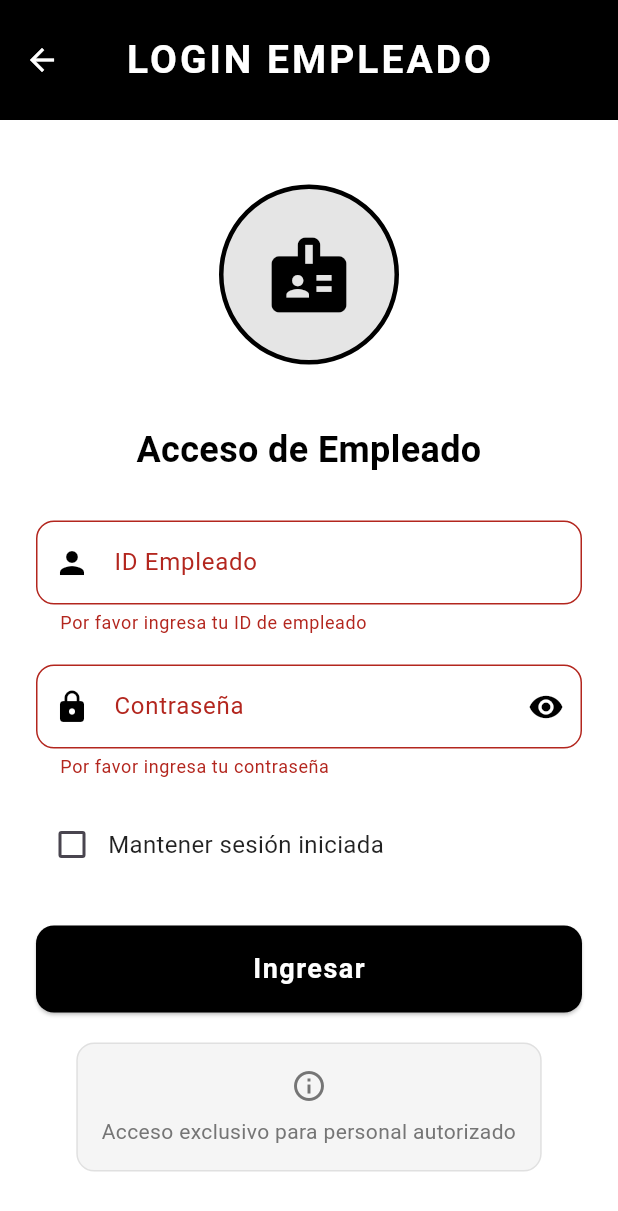
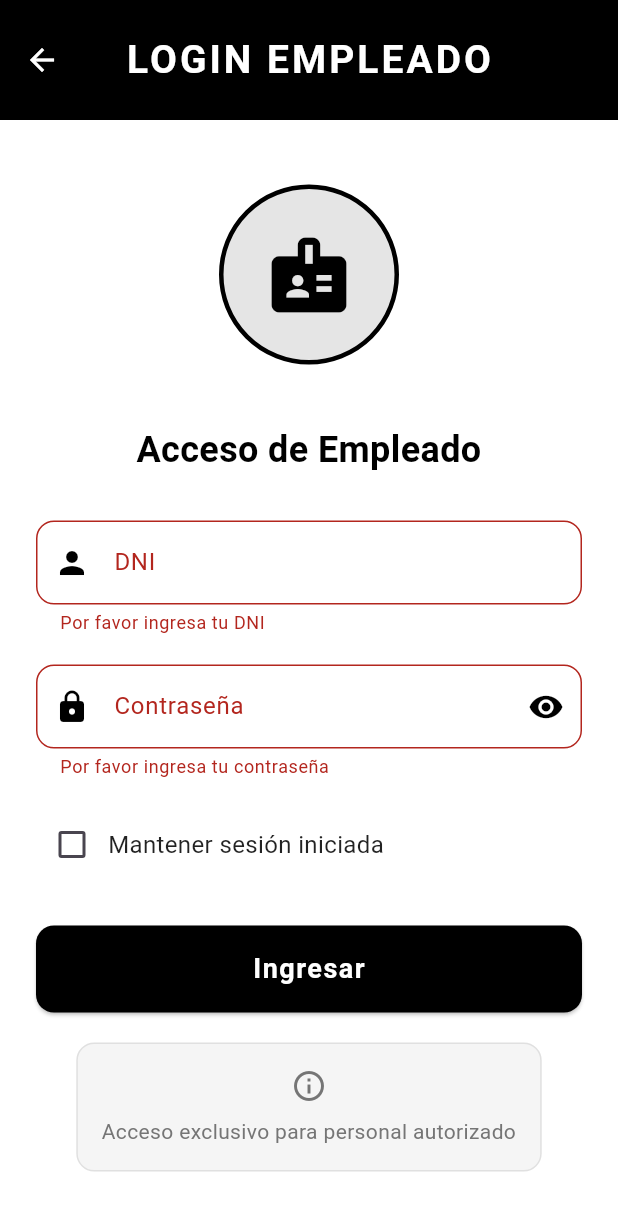
Before and after one commit to DevSaul17/Figthters_gym_app1, a Flutter app: the LoginEmpleadoScreen screen opened directly, after a tap on "Ingresar", on a phone screen of 412 x 824 dp. Shown: the top 1211 px of the screen. Run offline on Flutter 3.47's test engine with Material 3 defaults, Android fonts, the light colour scheme and no system bars; our stand-ins replace cloud_firestore, firebase_auth, firebase_core, shared_preferences; accounts and stored records are empty; network calls fail; Roboto replaces fonts that are missing (Arial).

Commit message:
Seguridad login empleados

```diff
--- a/lib/screens/empleado/login_empleado_screen.dart
+++ b/lib/screens/empleado/login_empleado_screen.dart
@@ -1,5 +1,8 @@
 import 'package:flutter/material.dart';
+import 'package:flutter/services.dart';
 import '../../constants.dart';
+import '../../services/firestore_service.dart';
+import '../../services/auth_security_service.dart';
 import 'home_gym_screen.dart';
 
 class LoginEmpleadoScreen extends StatefulWidget {
@@ -15,6 +18,8 @@ class _LoginEmpleadoScreenState extends State<LoginEmpleadoScreen> {
   final _contrasenaController = TextEditingController();
   bool _obscurePassword = true;
   bool _mantenerSesion = false;
+  bool _isLoading = false;
+  final FirestoreService _firestoreService = FirestoreService();
 
   @override
   void dispose() {
@@ -81,9 +86,14 @@ class _LoginEmpleadoScreenState extends State<LoginEmpleadoScreen> {
               // Campo Usuario
               TextFormField(
                 controller: _usuarioController,
+                keyboardType: TextInputType.number,
+                inputFormatters: [
+                  FilteringTextInputFormatter.digitsOnly,
+                  LengthLimitingTextInputFormatter(8),
+                ],
                 decoration: InputDecoration(
-                  labelText: 'ID Empleado',
-                  hintText: 'Ingresa tu ID de empleado',
+                  labelText: 'DNI',
+                  hintText: 'Ingresa tu DNI (8 dígitos)',
                   prefixIcon: Icon(Icons.person, color: AppColors.primary),
                   border: OutlineInputBorder(
                     borderRadius: BorderRadius.circular(12),
@@ -95,7 +105,10 @@ class _LoginEmpleadoScreenState extends State<LoginEmpleadoScreen> {
                 ),
                 validator: (value) {
                   if (value == null || value.isEmpty) {
-                    return 'Por favor ingresa tu ID de empleado';
+                    return 'Por favor ingresa tu DNI';
+                  }
+                  if (value.length != 8) {
+                    return 'El DNI debe tener exactamente 8 dígitos';
                   }
                   return null;
                 },
@@ -107,6 +120,8 @@ class _LoginEmpleadoScreenState extends State<LoginEmpleadoScreen> {
               TextFormField(
                 controller: _contrasenaController,
                 obscureText: _obscurePassword,
+                enableSuggestions: false,
+                autocorrect: false,
                 decoration: InputDecoration(
                   labelText: 'Contraseña',
                   hintText: 'Ingresa tu contraseña',
@@ -135,6 +150,9 @@ class _LoginEmpleadoScreenState extends State<LoginEmpleadoScreen> {
                 validator: (value) {
                   if (value == null || value.isEmpty) {
                     return 'Por favor ingresa tu contraseña';
+                  }
+                  if (value.length < 6) {
+                    return 'La contraseña debe tener al menos 6 caracteres';
                   }
                   return null;
                 },
@@ -172,17 +190,30 @@ class _LoginEmpleadoScreenState extends State<LoginEmpleadoScreen> {
               SizedBox(
                 width: double.infinity,
                 child: ElevatedButton(
-                  onPressed: () {
+                  onPressed: _isLoading
+                      ? null
+                      : () {
                           _iniciarSesionEmpleado();
                         },
                   style: ElevatedButton.styleFrom(
-                    backgroundColor: Colors.black,
+                    backgroundColor: _isLoading ? Colors.grey : Colors.black,
                     shape: RoundedRectangleBorder(
                       borderRadius: BorderRadius.circular(12),
                     ),
                     padding: EdgeInsets.symmetric(vertical: 16),
                   ),
-                  child: Text(
+                  child: _isLoading
+                      ? SizedBox(
+                          height: 20,
+                          width: 20,
+                          child: CircularProgressIndicator(
+                            strokeWidth: 2,
+                            valueColor: AlwaysStoppedAnimation<Color>(
+                              Colors.white,
+                            ),
+                          ),
+                        )
+                      : Text(
                           'Ingresar',
                           style: AppTextStyles.buttonText.copyWith(
                             color: Colors.white,
@@ -225,14 +256,31 @@ class _LoginEmpleadoScreenState extends State<LoginEmpleadoScreen> {
     );
   }
 
-  void _iniciarSesionEmpleado() {
+  void _iniciarSesionEmpleado() async {
     if (_formKey.currentState!.validate()) {
-      // Navegar directamente a la pantalla de gestión del gimnasio
+      setState(() {
+        _isLoading = true;
+      });
+
+      try {
+        final empleadoData = await _firestoreService.autenticarEmpleado(
+          _usuarioController.text.trim(),
+          _contrasenaController.text,
+        );
+
+        if (empleadoData != null) {
+          // Limpiar campos sensibles
+          _contrasenaController.clear();
+
+          // Autenticación exitosa
+          if (mounted) {
             Navigator.pushReplacement(
               context,
               MaterialPageRoute(
-          builder: (context) =>
-              HomeGymScreen(nombreEmpleado: _usuarioController.text),
+                builder: (context) => HomeGymScreen(
+                  nombreEmpleado:
+                      '${empleadoData['nombre']} ${empleadoData['apellido']}',
+                ),
               ),
             );
 
@@ -240,18 +288,111 @@ class _LoginEmpleadoScreenState extends State<LoginEmpleadoScreen> {
             Future.delayed(Duration(milliseconds: 300), () {
               if (mounted) {
                 String mensaje = _mantenerSesion
-              ? 'Sesión mantenida activa. ¡Bienvenido!'
-              : '¡Acceso autorizado con éxito!';
+                    ? 'Sesión mantenida activa. ¡Bienvenido ${empleadoData['nombre']}!'
+                    : '¡Acceso autorizado con éxito! Bienvenido ${empleadoData['nombre']}';
 
                 ScaffoldMessenger.of(context).showSnackBar(
                   SnackBar(
                     content: Text(mensaje),
                     backgroundColor: Colors.green,
-              duration: Duration(seconds: 2),
+                    duration: Duration(seconds: 3),
                   ),
                 );
               }
             });
           }
+        } else {
+          // Autenticación fallida
+          _contrasenaController.clear();
+
+          if (mounted) {
+            // Obtener intentos restantes para mostrar información útil
+            final intentosRestantes =
+                await AuthSecurityService.intentosRestantes(
+                  _usuarioController.text.trim(),
+                );
+
+            String mensaje;
+            if (intentosRestantes <= 1) {
+              mensaje =
+                  'DNI o contraseña incorrectos. Último intento antes del bloqueo temporal.';
+            } else {
+              mensaje =
+                  'DNI o contraseña incorrectos. Te quedan ${intentosRestantes - 1} intentos.';
+            }
+
+            // ignore: use_build_context_synchronously
+            ScaffoldMessenger.of(context).showSnackBar(
+              SnackBar(
+                content: Text(mensaje),
+                backgroundColor: Colors.red,
+                duration: Duration(seconds: 4),
+              ),
+            );
           }
         }
+      } catch (e) {
+        // Limpiar campos sensibles
+        _contrasenaController.clear();
+
+        String mensaje;
+        if (e.toString().contains('RATE_LIMIT_EXCEEDED')) {
+          // Obtener tiempo restante de bloqueo
+          final tiempoRestante =
+              await AuthSecurityService.tiempoDesbloqueoRestante(
+                _usuarioController.text.trim(),
+              );
+          if (tiempoRestante != null) {
+            final minutos = tiempoRestante.inMinutes;
+            mensaje =
+                'Demasiados intentos fallidos. Intenta de nuevo en $minutos minutos.';
+          } else {
+            mensaje =
+                'Demasiados intentos fallidos. Intenta de nuevo en 15 minutos.';
+          }
+        } else if (e.toString().contains('ACCOUNT_DISABLED')) {
+          mensaje = 'Tu cuenta ha sido desactivada. Contacta al administrador.';
+        } else {
+          mensaje =
+              'Error de conexión. Verifica tu internet e intenta nuevamente.';
+        }
+
+        if (mounted) {
+          ScaffoldMessenger.of(context).showSnackBar(
+            SnackBar(
+              content: Text(mensaje),
+              backgroundColor: Colors.red,
+              duration: Duration(seconds: 5),
+              action: e.toString().contains('RATE_LIMIT_EXCEEDED')
+                  ? SnackBarAction(
+                      label: 'Limpiar',
+                      textColor: Colors.white,
+                      onPressed: () async {
+                        // Función de debug para limpiar rate limiting
+                        await AuthSecurityService.limpiarDatosSeguridad();
+                        if (mounted) {
+                          ScaffoldMessenger.of(context).showSnackBar(
+                            SnackBar(
+                              content: Text(
+                                'Datos de seguridad limpiados (solo para desarrollo)',
+                              ),
+                              backgroundColor: Colors.orange,
+                            ),
+                          );
+                        }
+                      },
+                    )
+                  : null,
+            ),
+          );
+        }
+      } finally {
+        if (mounted) {
+          setState(() {
+            _isLoading = false;
+          });
+        }
+      }
+    }
+  }
+}
--- /dev/null
+++ b/lib/services/auth_security_service.dart
@@ -0,0 +1,140 @@
+import 'dart:convert';
+import 'package:crypto/crypto.dart';
+import 'package:shared_preferences/shared_preferences.dart';
+import 'package:flutter/foundation.dart';
+
+class AuthSecurityService {
+  // Configuración de seguridad
+  static const int maxIntentos = 3;
+  static const Duration tiempoBloqueo = Duration(minutes: 15);
+  static const Duration timeoutAutenticacion = Duration(seconds: 10);
+
+  // Patrones de validación
+  static const String dniPattern = r'^\d{8}$';
+  static const String passwordPattern = r'^.{6,}$';
+
+  /// Hash de contraseña usando SHA-256 con salt
+  static String hashPassword(String password, String salt) {
+    var bytes = utf8.encode(password + salt);
+    var digest = sha256.convert(bytes);
+    return digest.toString();
+  }
+
+  /// Generar salt único para cada usuario
+  static String generateSalt(String dni) {
+    return 'gym_salt_${dni}_security_v1';
+  }
+
+  /// Validar formato de DNI
+  static bool validarDNI(String dni) {
+    return RegExp(dniPattern).hasMatch(dni);
+  }
+
+  /// Validar requisitos mínimos de contraseña
+  static bool validarPassword(String password) {
+    return RegExp(passwordPattern).hasMatch(password);
+  }
+
+  /// Verificar rate limiting por DNI
+  static Future<bool> verificarRateLimit(String dni) async {
+    try {
+      final prefs = await SharedPreferences.getInstance();
+      final key = 'login_attempts_$dni';
+      final timeKey = 'last_attempt_$dni';
+
+      final intentos = prefs.getInt(key) ?? 0;
+      final ultimoIntento = prefs.getInt(timeKey) ?? 0;
+      final ahora = DateTime.now().millisecondsSinceEpoch;
+
+      // Si han pasado más de 15 minutos, resetear intentos
+      if (ahora - ultimoIntento > tiempoBloqueo.inMilliseconds) {
+        await prefs.remove(key);
+        await prefs.remove(timeKey);
+        return true;
+      }
+
+      // Si excede el límite de intentos
+      if (intentos >= maxIntentos) {
+        return false;
+      }
+
+      return true;
+    } catch (e) {
+      // En caso de error, permitir el intento
+      debugPrint('Error verificando rate limit: $e');
+      return true;
+    }
+  }
+
+  /// Registrar intento fallido
+  static Future<void> registrarIntentoFallido(String dni) async {
+    try {
+      final prefs = await SharedPreferences.getInstance();
+      final key = 'login_attempts_$dni';
+      final timeKey = 'last_attempt_$dni';
+
+      final intentos = prefs.getInt(key) ?? 0;
+      await prefs.setInt(key, intentos + 1);
+      await prefs.setInt(timeKey, DateTime.now().millisecondsSinceEpoch);
+    } catch (e) {
+      debugPrint('Error registrando intento fallido: $e');
+    }
+  }
+
+  /// Limpiar intentos después de login exitoso
+  static Future<void> limpiarIntentos(String dni) async {
+    try {
+      final prefs = await SharedPreferences.getInstance();
+      await prefs.remove('login_attempts_$dni');
+      await prefs.remove('last_attempt_$dni');
+    } catch (e) {
+      debugPrint('Error limpiando intentos: $e');
+    }
+  }
+
+  /// Obtener número de intentos restantes
+  static Future<int> intentosRestantes(String dni) async {
+    try {
+      final prefs = await SharedPreferences.getInstance();
+      final intentos = prefs.getInt('login_attempts_$dni') ?? 0;
+      return maxIntentos - intentos;
+    } catch (e) {
+      return maxIntentos;
+    }
+  }
+
+  /// Obtener tiempo de desbloqueo restante
+  static Future<Duration?> tiempoDesbloqueoRestante(String dni) async {
+    try {
+      final prefs = await SharedPreferences.getInstance();
+      final ultimoIntento = prefs.getInt('last_attempt_$dni') ?? 0;
+      final ahora = DateTime.now().millisecondsSinceEpoch;
+
+      if (ultimoIntento == 0) return null;
+
+      final tiempoTranscurrido = Duration(milliseconds: ahora - ultimoIntento);
+      if (tiempoTranscurrido >= tiempoBloqueo) return null;
+
+      return tiempoBloqueo - tiempoTranscurrido;
+    } catch (e) {
+      return null;
+    }
+  }
+
+  /// Limpiar datos de seguridad (para debugging)
+  static Future<void> limpiarDatosSeguridad() async {
+    try {
+      final prefs = await SharedPreferences.getInstance();
+      final keys = prefs.getKeys();
+
+      for (String key in keys) {
+        if (key.startsWith('login_attempts_') ||
+            key.startsWith('last_attempt_')) {
+          await prefs.remove(key);
+        }
+      }
+    } catch (e) {
+      debugPrint('Error limpiando datos de seguridad: $e');
+    }
+  }
+}
--- a/pubspec.yaml
+++ b/pubspec.yaml
@@ -13,6 +13,8 @@ dependencies:
   cloud_firestore: ^4.9.0
   firebase_auth: ^4.6.0
   intl: ^0.18.1
+  crypto: ^3.0.3
+  shared_preferences: ^2.2.2
 
 dev_dependencies:
   flutter_test:
```
Also changed, not shown: lib/services/firestore_service.dart (+175 -0 lines), pubspec.lock, 2 other files. Lines whose indentation alone changed are shown as unchanged.
